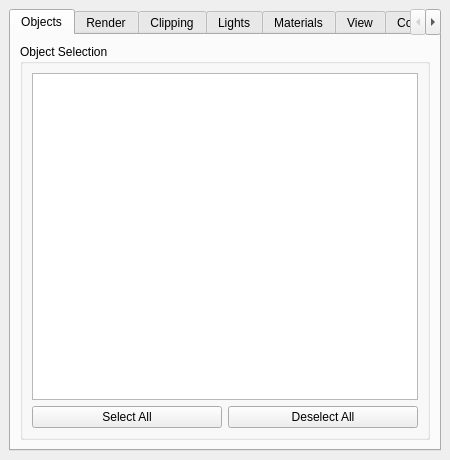
Before: the Qt Designer form src/Interface/Modules/Render/ViewSceneControls.ui in SCIInstitute/SCIRun, drawn with Qt 5.
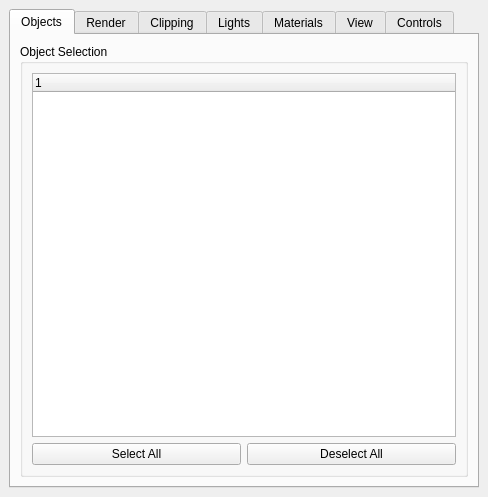
After: the same form once the commit is applied.

Commit message: Change widget for visible objects

What changed in the file:
```diff
--- a/src/Interface/Modules/Render/ViewSceneControls.ui
+++ b/src/Interface/Modules/Render/ViewSceneControls.ui
@@ -6,14 +6,14 @@
    <rect>
     <x>0</x>
     <y>0</y>
-    <width>450</width>
-    <height>460</height>
+    <width>488</width>
+    <height>497</height>
    </rect>
   </property>
   <property name="minimumSize">
    <size>
-    <width>450</width>
-    <height>450</height>
+    <width>488</width>
+    <height>497</height>
    </size>
   </property>
   <property name="windowTitle">
@@ -59,7 +59,7 @@
           </property>
           <layout class="QVBoxLayout" name="verticalLayout_4">
            <item>
-            <widget class="QListWidget" name="objectListWidget_"/>
+            <widget class="QTreeWidget" name="objectListWidget_"/>
            </item>
            <item>
             <layout class="QHBoxLayout" name="horizontalLayout">
```
The commit also changes 2 other files.
